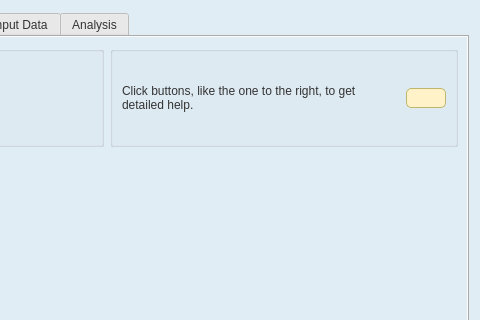
The window that src/gui/project_view.ui (Ecotrust/delphos) describes before a commit, drawn with Qt 5; both pictures show x 266 to 746 and y 0 to 320 of the 746 by 430 pixel window.
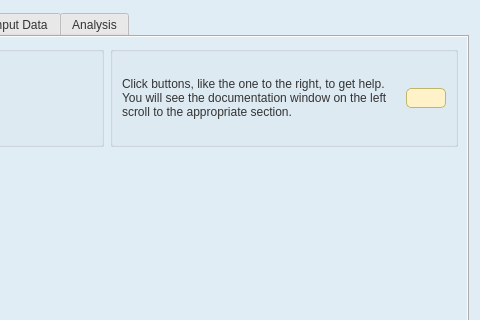
The same window after the commit. Icons and pictures are not drawn. Custom widgets are drawn as their Qt base class.

Commit message: Make windows non-modal were you need to be able to access the documentation window such as when there are help icons.  Requires that a dialogs parent be set to the window so it stays above its parent.  Also make the test help button give a more meaningful message and action

Patch:
```diff
--- a/src/gui/project_view.ui
+++ b/src/gui/project_view.ui
@@ -318,14 +318,6 @@
       <number>0</number>
      </property>
      <widget class="QWidget" name="tab_3" >
-      <property name="geometry" >
-       <rect>
-        <x>0</x>
-        <y>0</y>
-        <width>722</width>
-        <height>384</height>
-       </rect>
-      </property>
       <attribute name="title" >
        <string>Project Info</string>
       </attribute>
@@ -511,7 +503,7 @@
                  </font>
                 </property>
                 <property name="text" >
-                 <string>Click buttons, like the one to the right, to get detailed help.</string>
+                 <string>Click buttons, like the one to the right, to get help.  You will see the documentation window on the left scroll to the appropriate section.</string>
                 </property>
                 <property name="wordWrap" >
                  <bool>true</bool>
@@ -1580,6 +1572,11 @@
   </layout>
  </widget>
  <customwidgets>
+  <customwidget>
+   <class>HelpButton</class>
+   <extends>QPushButton</extends>
+   <header location="global" >HelpButton.h</header>
+  </customwidget>
   <customwidget>
    <class>AlternativeTableWidget</class>
    <extends>QTableWidget</extends>
@@ -1590,11 +1587,6 @@
    <extends>QTableWidget</extends>
    <header>CriteriaTableWidget.h</header>
   </customwidget>
-  <customwidget>
-   <class>HelpButton</class>
-   <extends>QPushButton</extends>
-   <header location="global" >HelpButton.h</header>
-  </customwidget>
   <customwidget>
    <class>McaRunsTableWidget</class>
    <extends>QTableWidget</extends>
```
Left out of the diff: 32 changed lines with no effect on the pictures. The commit also changes 16 other files.
